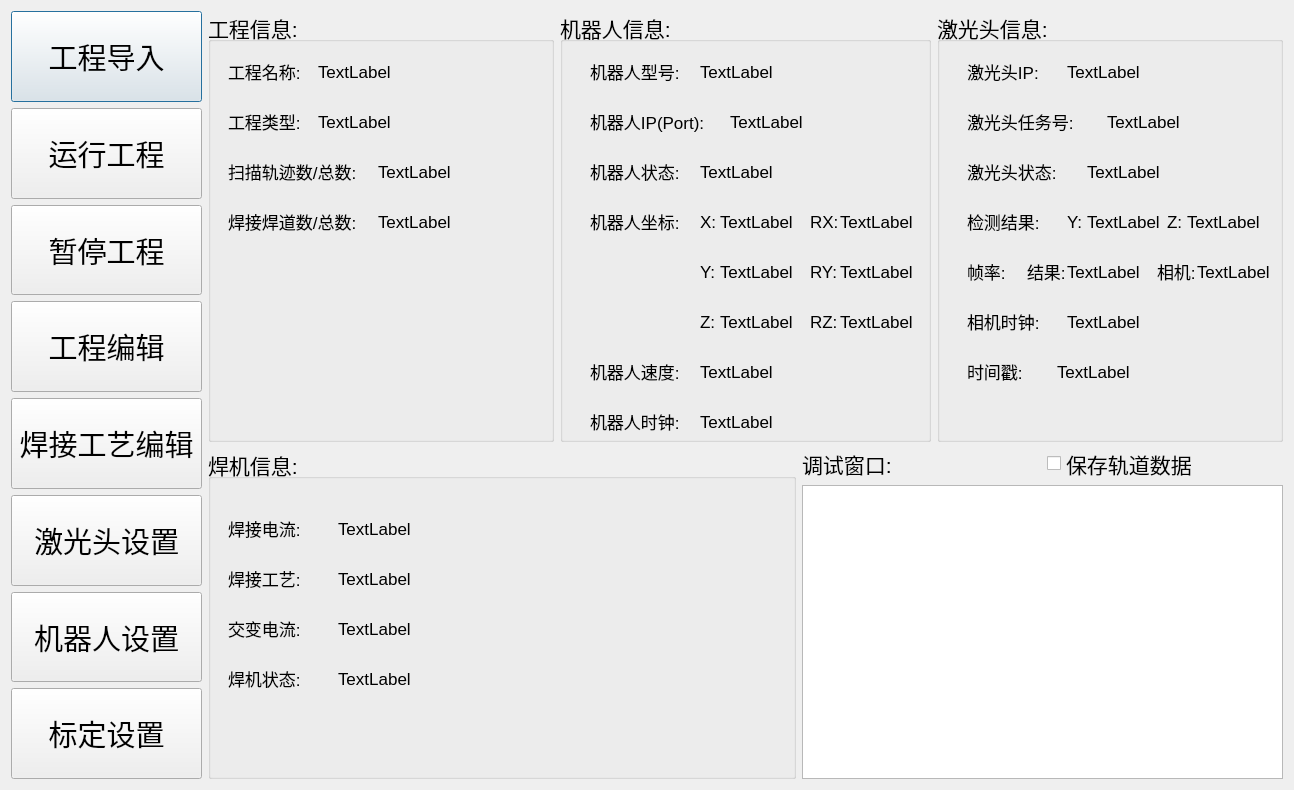
This is qtweldingdlg.ui in qubo188612/qtwelding as Qt 5 draws it before an edit. The edited form follows.
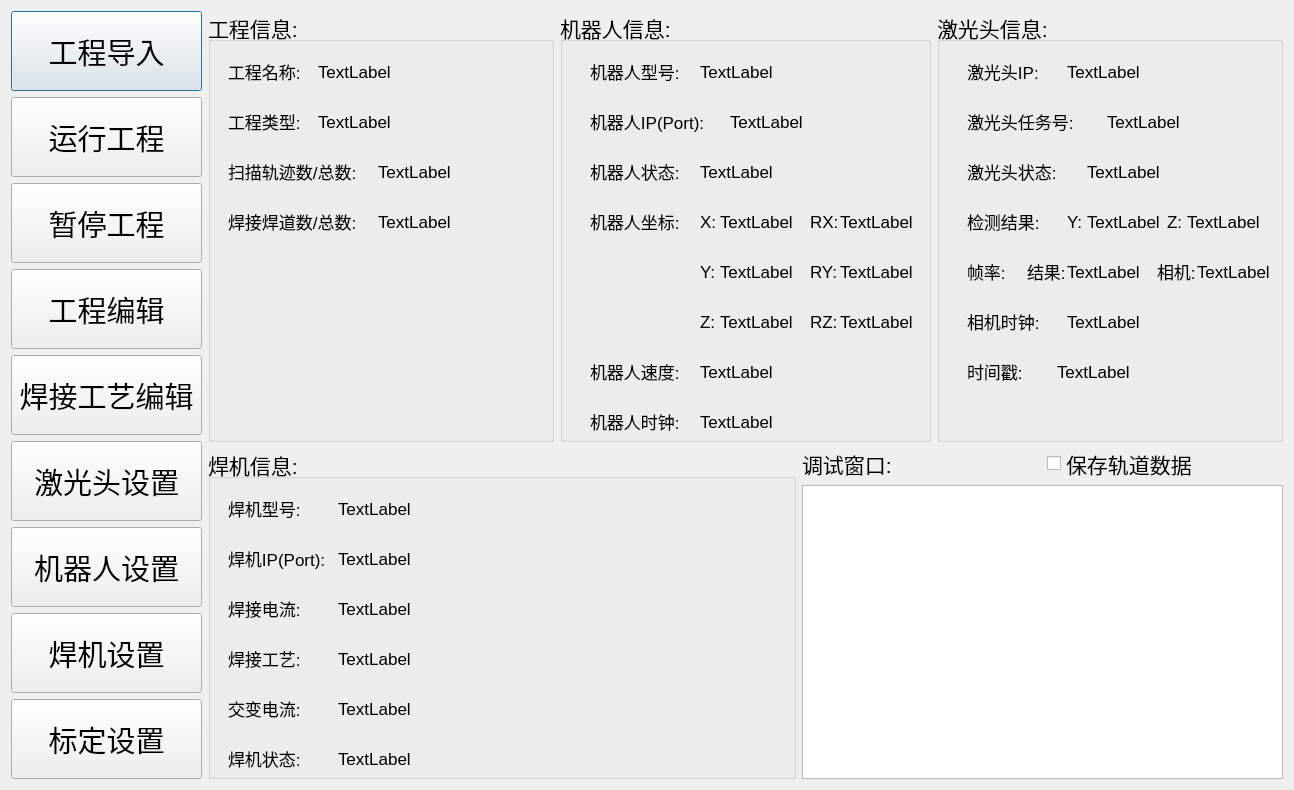
This is the edited form.

Diff of the .ui file:
```diff
--- a/qtweldingdlg.ui
+++ b/qtweldingdlg.ui
@@ -1010,6 +1010,70 @@
    </item>
    <item row="1" column="1">
     <layout class="QGridLayout" name="gridLayout">
+     <item row="0" column="1">
+      <widget class="QLabel" name="label">
+       <property name="minimumSize">
+        <size>
+         <width>91</width>
+         <height>31</height>
+        </size>
+       </property>
+       <property name="maximumSize">
+        <size>
+         <width>91</width>
+         <height>31</height>
+        </size>
+       </property>
+       <property name="font">
+        <font>
+         <pointsize>16</pointsize>
+        </font>
+       </property>
+       <property name="text">
+        <string>调试窗口:</string>
+       </property>
+      </widget>
+     </item>
+     <item row="0" column="2">
+      <widget class="QCheckBox" name="SaveDatacheckBox">
+       <property name="maximumSize">
+        <size>
+         <width>160</width>
+         <height>31</height>
+        </size>
+       </property>
+       <property name="font">
+        <font>
+         <pointsize>16</pointsize>
+        </font>
+       </property>
+       <property name="text">
+        <string>保存轨道数据</string>
+       </property>
+       <property name="iconSize">
+        <size>
+         <width>16</width>
+         <height>16</height>
+        </size>
+       </property>
+      </widget>
+     </item>
+     <item row="1" column="1" colspan="2">
+      <widget class="QTextBrowser" name="record">
+       <property name="minimumSize">
+        <size>
+         <width>481</width>
+         <height>271</height>
+        </size>
+       </property>
+       <property name="maximumSize">
+        <size>
+         <width>962</width>
+         <height>542</height>
+        </size>
+       </property>
+      </widget>
+     </item>
      <item row="0" column="0" rowspan="2">
       <widget class="QGroupBox" name="groupBox_4">
        <property name="minimumSize">
@@ -1036,7 +1100,7 @@
         <property name="geometry">
          <rect>
           <x>20</x>
-          <y>70</y>
+          <y>150</y>
           <width>81</width>
           <height>21</height>
          </rect>
@@ -1054,8 +1118,8 @@
         <property name="geometry">
          <rect>
           <x>130</x>
-          <y>70</y>
-          <width>221</width>
+          <y>150</y>
+          <width>201</width>
           <height>21</height>
          </rect>
         </property>
@@ -1072,7 +1136,7 @@
         <property name="geometry">
          <rect>
           <x>20</x>
-          <y>120</y>
+          <y>200</y>
           <width>81</width>
           <height>21</height>
          </rect>
@@ -1090,8 +1154,8 @@
         <property name="geometry">
          <rect>
           <x>130</x>
-          <y>120</y>
-          <width>221</width>
+          <y>200</y>
+          <width>201</width>
           <height>21</height>
          </rect>
         </property>
@@ -1108,7 +1172,7 @@
         <property name="geometry">
          <rect>
           <x>20</x>
-          <y>220</y>
+          <y>300</y>
           <width>81</width>
           <height>21</height>
          </rect>
@@ -1126,8 +1190,8 @@
         <property name="geometry">
          <rect>
           <x>130</x>
-          <y>220</y>
-          <width>221</width>
+          <y>300</y>
+          <width>201</width>
           <height>21</height>
          </rect>
         </property>
@@ -1144,7 +1208,7 @@
         <property name="geometry">
          <rect>
           <x>20</x>
-          <y>170</y>
+          <y>250</y>
           <width>81</width>
           <height>21</height>
          </rect>
@@ -1162,8 +1226,8 @@
         <property name="geometry">
          <rect>
           <x>130</x>
-          <y>170</y>
-          <width>221</width>
+          <y>250</y>
+          <width>201</width>
           <height>21</height>
          </rect>
         </property>
@@ -1176,70 +1240,78 @@
          <string>TextLabel</string>
         </property>
        </widget>
-      </widget>
-     </item>
-     <item row="0" column="1">
-      <widget class="QLabel" name="label">
-       <property name="minimumSize">
-        <size>
-         <width>91</width>
-         <height>31</height>
-        </size>
-       </property>
-       <property name="maximumSize">
-        <size>
-         <width>91</width>
-         <height>31</height>
-        </size>
-       </property>
-       <property name="font">
-        <font>
-         <pointsize>16</pointsize>
-        </font>
-       </property>
-       <property name="text">
-        <string>调试窗口:</string>
-       </property>
-      </widget>
-     </item>
-     <item row="0" column="2">
-      <widget class="QCheckBox" name="SaveDatacheckBox">
-       <property name="maximumSize">
-        <size>
-         <width>160</width>
-         <height>31</height>
-        </size>
-       </property>
-       <property name="font">
-        <font>
-         <pointsize>16</pointsize>
-        </font>
-       </property>
-       <property name="text">
-        <string>保存轨道数据</string>
-       </property>
-       <property name="iconSize">
-        <size>
-         <width>16</width>
-         <height>16</height>
-        </size>
-       </property>
-      </widget>
-     </item>
-     <item row="1" column="1" colspan="2">
-      <widget class="QTextBrowser" name="record">
-       <property name="minimumSize">
-        <size>
-         <width>481</width>
-         <height>271</height>
-        </size>
-       </property>
-       <property name="maximumSize">
-        <size>
-         <width>962</width>
-         <height>542</height>
-        </size>
-       </property>
+       <widget class="QLabel" name="label_33">
+        <property name="geometry">
+         <rect>
+          <x>20</x>
+          <y>50</y>
+          <width>81</width>
+          <height>21</height>
+         </rect>
+        </property>
+        <property name="font">
+         <font>
+          <pointsize>13</pointsize>
+         </font>
+        </property>
+        <property name="text">
+         <string>焊机型号:</string>
+        </property>
+       </widget>
+       <widget class="QLabel" name="weld_model">
+        <property name="geometry">
+         <rect>
+          <x>130</x>
+          <y>50</y>
+          <width>201</width>
+          <height>21</height>
+         </rect>
+        </property>
+        <property name="font">
+         <font>
+          <pointsize>13</pointsize>
+         </font>
+        </property>
+        <property name="text">
+         <string>TextLabel</string>
+        </property>
+       </widget>
+       <widget class="QLabel" name="label_34">
+        <property name="geometry">
+         <rect>
+          <x>20</x>
+          <y>100</y>
+          <width>101</width>
+          <height>21</height>
+         </rect>
+        </property>
+        <property name="font">
+         <font>
+          <pointsize>13</pointsize>
+         </font>
+        </property>
+        <property name="text">
+         <string>焊机IP(Port):</string>
+        </property>
+       </widget>
+       <widget class="QLabel" name="weld_ip_port">
+        <property name="geometry">
+         <rect>
+          <x>130</x>
+          <y>100</y>
+          <width>201</width>
+          <height>21</height>
+         </rect>
+        </property>
+        <property name="font">
+         <font>
+          <pointsize>13</pointsize>
+         </font>
+        </property>
+        <property name="text">
+         <string>TextLabel</string>
+        </property>
+       </widget>
       </widget>
      </item>
     </layout>
@@ -1254,7 +1326,7 @@
        <property name="minimumSize">
         <size>
          <width>171</width>
-         <height>71</height>
+         <height>51</height>
         </size>
        </property>
        <property name="maximumSize">
@@ -1278,7 +1350,7 @@
        <property name="minimumSize">
         <size>
          <width>171</width>
-         <height>71</height>
+         <height>51</height>
         </size>
        </property>
        <property name="maximumSize">
@@ -1302,7 +1374,7 @@
        <property name="minimumSize">
         <size>
          <width>171</width>
-         <height>71</height>
+         <height>51</height>
         </size>
        </property>
        <property name="maximumSize">
@@ -1326,7 +1398,7 @@
        <property name="minimumSize">
         <size>
          <width>171</width>
-         <height>71</height>
+         <height>51</height>
         </size>
        </property>
        <property name="maximumSize">
@@ -1350,7 +1422,7 @@
        <property name="minimumSize">
         <size>
          <width>171</width>
-         <height>71</height>
+         <height>51</height>
         </size>
        </property>
        <property name="maximumSize">
@@ -1374,7 +1446,7 @@
        <property name="minimumSize">
         <size>
          <width>171</width>
-         <height>71</height>
+         <height>51</height>
         </size>
        </property>
        <property name="maximumSize">
@@ -1398,7 +1470,7 @@
        <property name="minimumSize">
         <size>
          <width>171</width>
-         <height>71</height>
+         <height>51</height>
         </size>
        </property>
        <property name="maximumSize">
@@ -1417,12 +1489,36 @@
        </property>
       </widget>
      </item>
+     <item>
+      <widget class="QPushButton" name="setweldBtn">
+       <property name="minimumSize">
+        <size>
+         <width>171</width>
+         <height>51</height>
+        </size>
+       </property>
+       <property name="maximumSize">
+        <size>
+         <width>191</width>
+         <height>91</height>
+        </size>
+       </property>
+       <property name="font">
+        <font>
+         <pointsize>22</pointsize>
+        </font>
+       </property>
+       <property name="text">
+        <string>焊机设置</string>
+       </property>
+      </widget>
+     </item>
      <item>
       <widget class="QPushButton" name="demarcateBtn">
        <property name="minimumSize">
         <size>
          <width>171</width>
-         <height>71</height>
+         <height>51</height>
         </size>
        </property>
        <property name="maximumSize">
```
